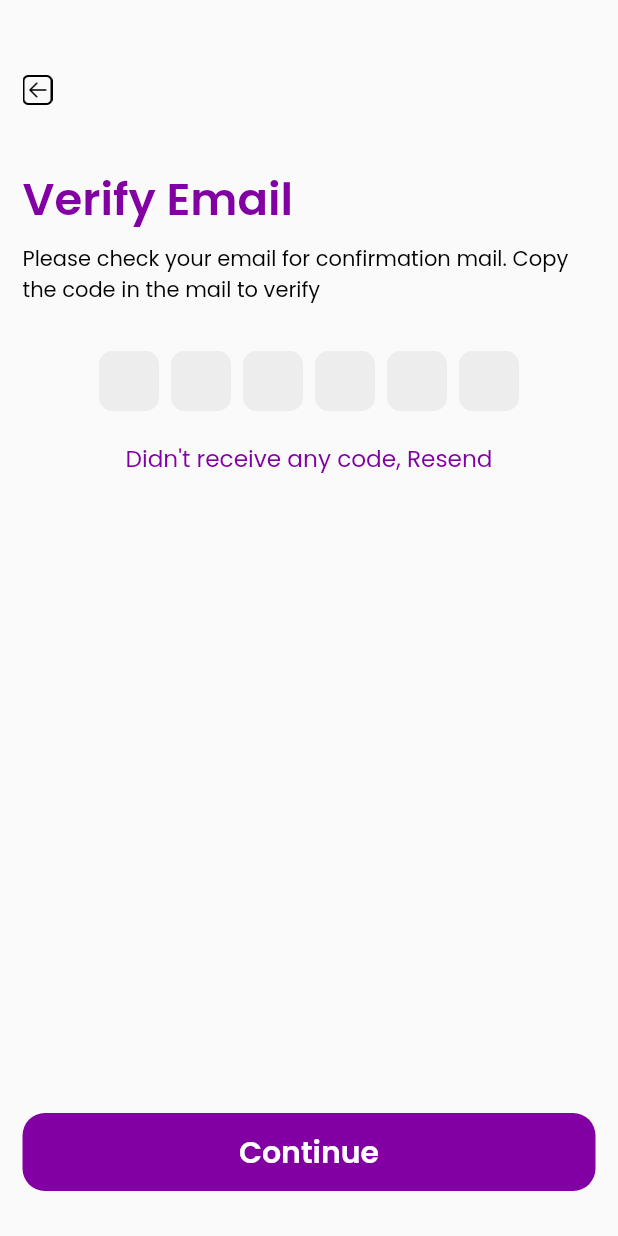
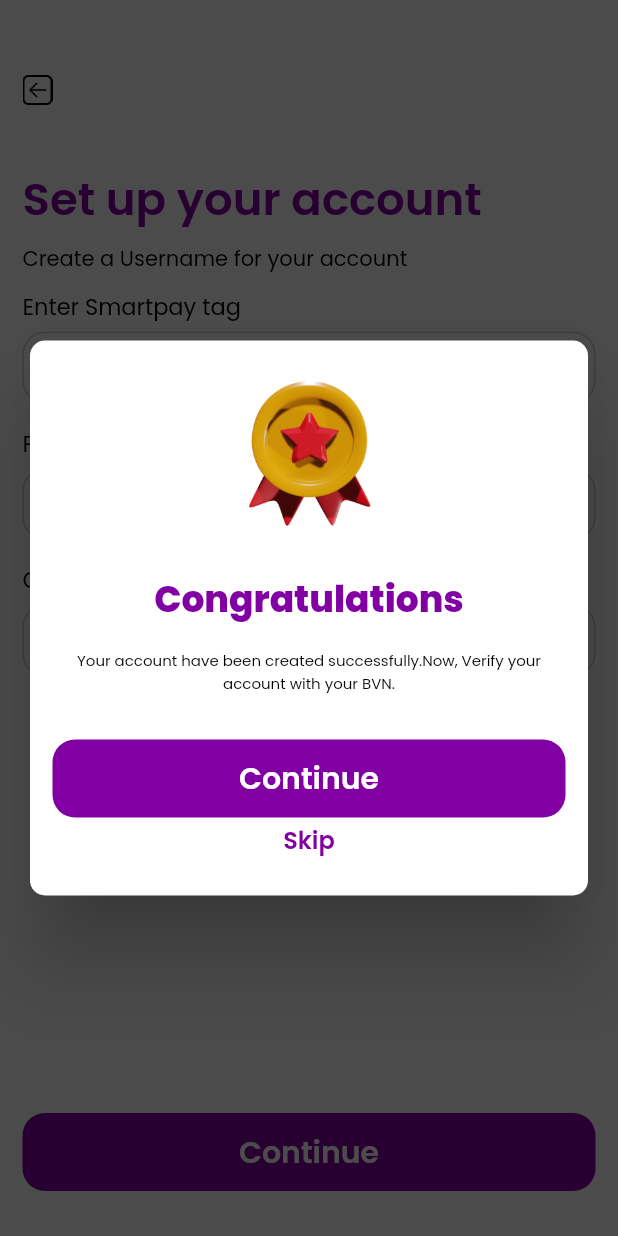
Before and after one commit to abdorll/smartPay, a Flutter app: the screen it shows after launch, after a tap on "Continue", on a phone screen of 412 x 824 dp. Run offline on Flutter 3.47's test engine with Material 2 defaults, Android fonts, the phone set to English and light mode, and no system bars; drawn by our look-alikes of pinput; our stand-ins replace flutter_riverpod, flutter_svg, google_fonts; project files that could hold a hidden picture were left out.

Commit message:
done with account setup screen

```diff
--- /dev/null
+++ b/lib/helper/dialog.dart
@@ -0,0 +1,53 @@
+import 'package:flutter/material.dart';
+import 'package:smart_pay/utils/colors.dart';
+import 'package:smart_pay/utils/images.dart';
+import 'package:smart_pay/widget/major_button.dart';
+import 'package:smart_pay/widget/spacing.dart';
+import 'package:smart_pay/widget/texts.dart';
+
+class AlerDialog {
+  static showAlertDialog(BuildContext context,
+      {required String title,
+      required String subtitle,
+      bool hasSkip = true,
+      required VoidCallback callBack}) {
+    showDialog(
+        barrierColor: black.withOpacity(0.7),
+        context: context,
+        builder: (context) {
+          return Dialog(
+            shape:
+                RoundedRectangleBorder(borderRadius: BorderRadius.circular(10)),
+            insetAnimationCurve: Curves.easeInCirc,
+            insetPadding: EdgeInsets.symmetric(horizontal: 20),
+            child: Container(
+              padding: EdgeInsets.symmetric(vertical: 25, horizontal: 15),
+              width: double.infinity,
+              child: Column(
+                mainAxisSize: MainAxisSize.min,
+                children: [
+                  pngImage(Images.starBadge, height: 100),
+                  YMargin(30),
+                  TextOf(title, 24, purple, FontWeight.w800),
+                  YMargin(15),
+                  TextOf(subtitle, 10, black, FontWeight.w400),
+                  YMargin(30),
+                  MajorButton(
+                      buttonText: "Continue",
+                      buttonAction: () {
+                        callBack();
+                      }),
+                  YMargin(3),
+                  hasSkip == true
+                      ? InkWell(
+                          onTap: () {},
+                          child: TextOf("Skip", 16, purple, FontWeight.w600),
+                        )
+                      : Container()
+                ],
+              ),
+            ),
+          );
+        });
+  }
+}
--- a/lib/main.dart
+++ b/lib/main.dart
@@ -1,5 +1,6 @@
 import 'package:flutter/material.dart';
 import 'package:smart_pay/routes/app_routes.dart';
+import 'package:smart_pay/screens/account_creation/setup_your_account_screen.dart';
 import 'package:smart_pay/screens/account_creation/signup_screen.dart';
 import 'package:smart_pay/screens/account_creation/verify_email_creen.dart';
 import 'package:smart_pay/screens/onboarding/signin_request.dart';
@@ -29,7 +30,8 @@ class MyApp extends StatelessWidget {
           colorScheme: ColorScheme.fromSeed(seedColor: Colors.deepPurple),
         ),
         onGenerateRoute: AppRoutes.generateRoute,
-        initialRoute: VerifyEmailScreen.verifyEmailScreen
+        initialRoute: SetupYourAccount.setupYourAccount
+        //VerifyEmailScreen.verifyEmailScreen
         //SignupScreen.signupScreen
         //SignInOtpScreen.signInOtpScreen
         // RequestSignIn.requestSignIn
--- a/lib/routes/app_routes.dart
+++ b/lib/routes/app_routes.dart
@@ -1,4 +1,5 @@
 import 'package:flutter/material.dart';
+import 'package:smart_pay/screens/account_creation/setup_your_account_screen.dart';
 import 'package:smart_pay/screens/account_creation/signup_screen.dart';
 import 'package:smart_pay/screens/account_creation/verify_email_creen.dart';
 import 'package:smart_pay/screens/onboarding/signin_request.dart';
@@ -22,6 +23,8 @@ class AppRoutes {
         return MaterialPageRoute(builder: (context) => SignInOtpScreen());
       case VerifyEmailScreen.verifyEmailScreen:
         return MaterialPageRoute(builder: (context) => VerifyEmailScreen());
+      case SetupYourAccount.setupYourAccount:
+        return MaterialPageRoute(builder: (context) => SetupYourAccount());
 
       default:
         return MaterialPageRoute(builder: (context) => PageNotFound());
--- /dev/null
+++ b/lib/screens/account_creation/setup_your_account_screen.dart
@@ -0,0 +1,74 @@
+import 'package:flutter/material.dart';
+import 'package:smart_pay/helper/dialog.dart';
+import 'package:smart_pay/utils/colors.dart';
+import 'package:smart_pay/widget/appbar_paged.dart';
+import 'package:smart_pay/widget/input_field_with_header.dart';
+import 'package:smart_pay/widget/major_button.dart';
+import 'package:smart_pay/widget/spacing.dart';
+import 'package:smart_pay/widget/text_field.dart';
+import 'package:smart_pay/widget/texts.dart';
+
+class SetupYourAccount extends StatefulWidget {
+  static const String setupYourAccount = "setupYourAccount";
+  const SetupYourAccount({super.key});
+
+  @override
+  State<SetupYourAccount> createState() => _SetupYourAccountState();
+}
+
+class _SetupYourAccountState extends State<SetupYourAccount> {
+  @override
+  Widget build(BuildContext context) {
+    return Scaffold(
+        body: Padding(
+      padding: const EdgeInsets.symmetric(horizontal: 15),
+      child: Stack(children: [
+        Column(children: [
+          PagedAppbar(
+              title: 'Set up your account',
+              subtitle: "Create a Username for your account"),
+          YMargin(10),
+          InputFieldWithHeader(
+            title: "Enter Smartpay tag",
+            color: black,
+            size: 15,
+          ),
+          YMargin(15),
+          InputFieldWithHeader(
+            title: "Password",
+            color: black,
+            size: 15,
+          ),
+          YMargin(15),
+          InputFieldWithHeader(
+            title: "Confirm Password",
+            hintText: "Enter password again",
+            color: black,
+            size: 15,
+          ),
+        ]),
+        Align(
+          alignment: Alignment.bottomCenter,
+          child: Container(
+            color: white,
+            child: Column(
+              mainAxisSize: MainAxisSize.min,
+              children: [
+                MajorButton(
+                    buttonText: "Continue",
+                    buttonAction: () {
+                      AlerDialog.showAlertDialog(context,
+                          title: 'Congratulations',
+                          subtitle:
+                              'Your account have been created successfully.Now, Verify your account with your BVN.',
+                          callBack: () {});
+                    }),
+                YMargin(30)
+              ],
+            ),
+          ),
+        )
+      ]),
+    ));
+  }
+}
--- a/lib/utils/images.dart
+++ b/lib/utils/images.dart
@@ -39,5 +39,6 @@ class Images {
   static String bottomCenter = "bottom_center";
   static String atSymbol = "at_symbol";
   static String lock = "lock";
-
+  static String infoIcon = "info_icon";
+  static String starBadge = "star_badge";
 }
--- /dev/null
+++ b/lib/widget/input_field_with_header.dart
@@ -0,0 +1,45 @@
+// ignore_for_file: must_be_immutable
+
+import 'package:flutter/material.dart';
+import 'package:smart_pay/utils/colors.dart';
+import 'package:smart_pay/widget/spacing.dart';
+import 'package:smart_pay/widget/text_field.dart';
+import 'package:smart_pay/widget/texts.dart';
+
+class InputFieldWithHeader extends StatefulWidget {
+  String? title, hintText;
+  double? size;
+  Color? color;
+  InputFieldWithHeader(
+      {this.hintText, required this.title, this.size, this.color, super.key});
+
+  @override
+  State<InputFieldWithHeader> createState() => _InputFieldWithHeaderState();
+}
+
+class _InputFieldWithHeaderState extends State<InputFieldWithHeader> {
+  @override
+  Widget build(BuildContext context) {
+    return Column(
+      children: [
+        Row(
+          mainAxisAlignment: MainAxisAlignment.start,
+          children: [
+            TextOf(
+              widget.title!,
+              widget.size ?? 12,
+              widget.color ?? grey,
+              FontWeight.w400,
+              align: TextAlign.left,
+            ),
+          ],
+        ),
+        YMargin(5),
+        InputField(
+          hintText: widget.hintText ?? widget.title,
+          hasBorder: true,
+        )
+      ],
+    );
+  }
+}
--- a/lib/widget/major_button.dart
+++ b/lib/widget/major_button.dart
@@ -3,14 +3,15 @@ import 'package:smart_pay/utils/colors.dart';
 import 'package:smart_pay/widget/texts.dart';
 
 class MajorButton extends StatelessWidget {
-  MajorButton({required this.buttonText, required this.buttonAction, super.key});
+  MajorButton(
+      {required this.buttonText, required this.buttonAction, super.key});
   String? buttonText;
-  void buttonAction;
+  VoidCallback buttonAction;
   @override
   Widget build(BuildContext context) {
     return InkWell(
       onTap: () {
-        buttonAction;
+        buttonAction();
       },
       child: Container(
         width: double.infinity,
```
Also changed, not shown: lib/rough.dart (+0 -29 lines), assets/images/info_icon.png (added), assets/images/star_badge.png (added).
